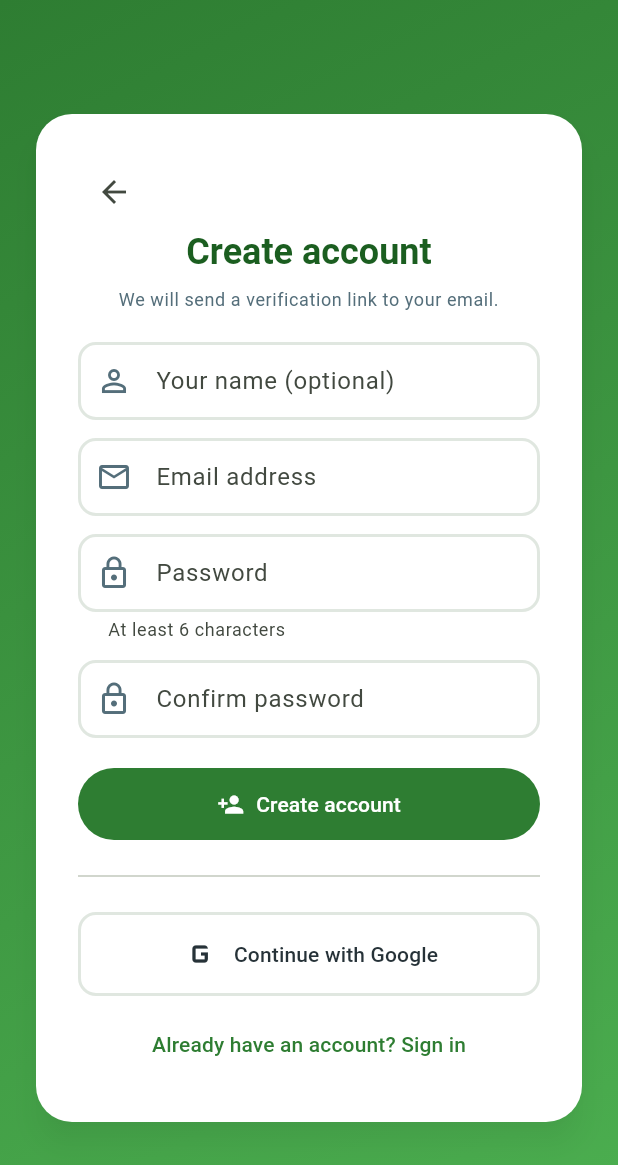
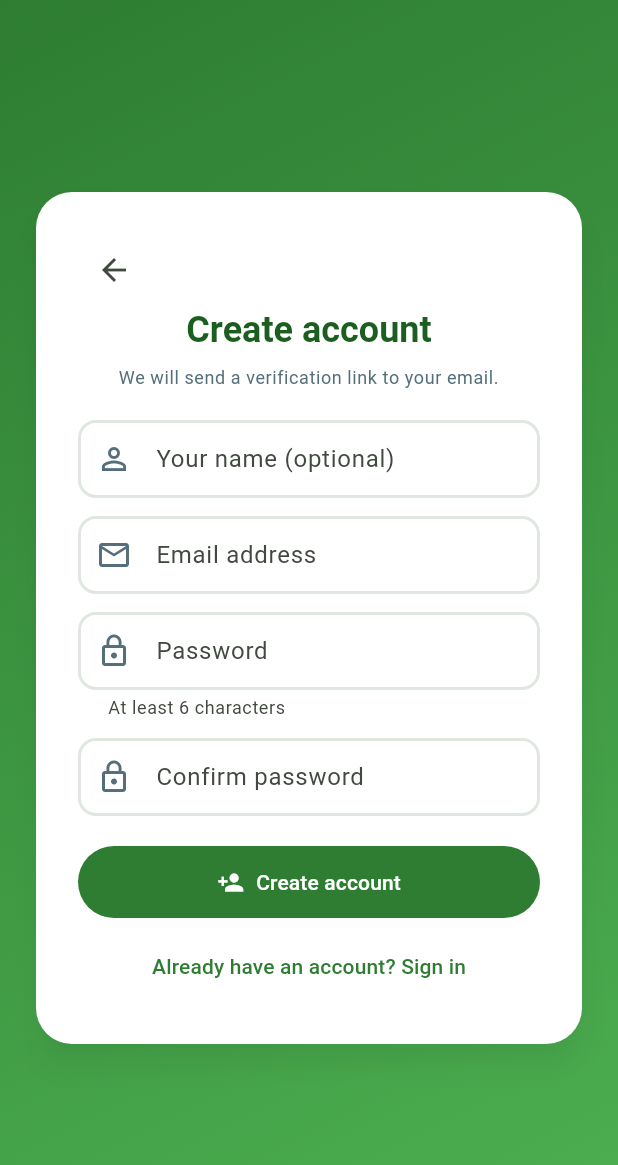
Before and after one commit to KelpyShades/cassava_guard, a Flutter app: the screen it shows after launch, after a tap on "Create a new account", on a phone screen of 412 x 824 dp. Shown: the top 1165 px of the screen. Run offline on Flutter 3.47's test engine with Material 3 defaults, Android fonts, the phone set to English and light mode, and no system bars; our stand-ins replace firebase_auth, firebase_core, google_sign_in, image_picker; accounts and stored records are empty.

Commit message:
chore: update Firebase dependencies, enhance scan result handling, and refactor Google sign-in logic

```diff
--- a/lib/main.dart
+++ b/lib/main.dart
@@ -12,28 +12,9 @@ import 'theme/app_theme.dart';
 
 Future<void> main() async {
   WidgetsFlutterBinding.ensureInitialized();
-  try {
-    await Firebase.initializeApp(options: DefaultFirebaseOptions.currentPlatform);
-    final startLoggedIn = FirebaseAuth.instance.currentUser != null;
-    runApp(CassavaGuardApp(startLoggedIn: startLoggedIn));
-  } catch (e, stackTrace) {
-    runApp(
-      MaterialApp(
-        home: Scaffold(
-          body: Center(
-            child: SingleChildScrollView(
-              padding: const EdgeInsets.all(20),
-              child: Text(
-                'Initialization Error:\n$e\n\n$stackTrace',
-                style: const TextStyle(color: Colors.red),
-                textDirection: TextDirection.ltr,
-              ),
-            ),
-          ),
-        ),
-      ),
-    );
-  }
+  await Firebase.initializeApp(options: DefaultFirebaseOptions.currentPlatform);
+  final startLoggedIn = FirebaseAuth.instance.currentUser != null;
+  runApp(CassavaGuardApp(startLoggedIn: startLoggedIn));
 }
 
 class CassavaGuardApp extends StatelessWidget {
--- a/lib/screens/create_account_screen.dart
+++ b/lib/screens/create_account_screen.dart
@@ -107,29 +107,29 @@ class _CreateAccountScreenState extends State<CreateAccountScreen> {
     }
   }
 
-  Future<void> _google() async {
-    setState(() => _busy = true);
-    try {
-      final cred = await FirebaseAuthService.signInWithGoogle();
-      if (!mounted) return;
-      if (cred == null) {
-        _toast('Google sign-in cancelled', color: Colors.orange);
-        return;
-      }
-      _toast('Signed in with Google', color: AppColors.primaryLight);
-      Navigator.pushReplacementNamed(context, '/dashboard');
-    } on FirebaseAuthException catch (e) {
-      if (mounted) {
-        _toast(_authErrorMessage(e), color: Colors.red.shade700);
-      }
-    } catch (e) {
-      if (mounted) {
-        _toast('Google sign-in failed: $e', color: Colors.red.shade700);
-      }
-    } finally {
-      if (mounted) setState(() => _busy = false);
-    }
-  }
+  // Future<void> _google() async {
+  //   setState(() => _busy = true);
+  //   try {
+  //     final cred = await FirebaseAuthService.signInWithGoogle();
+  //     if (!mounted) return;
+  //     if (cred == null) {
+  //       _toast('Google sign-in cancelled', color: Colors.orange);
+  //       return;
+  //     }
+  //     _toast('Signed in with Google', color: AppColors.primaryLight);
+  //     Navigator.pushReplacementNamed(context, '/dashboard');
+  //   } on FirebaseAuthException catch (e) {
+  //     if (mounted) {
+  //       _toast(_authErrorMessage(e), color: Colors.red.shade700);
+  //     }
+  //   } catch (e) {
+  //     if (mounted) {
+  //       _toast('Google sign-in failed: $e', color: Colors.red.shade700);
+  //     }
+  //   } finally {
+  //     if (mounted) setState(() => _busy = false);
+  //   }
+  // }
 
   @override
   Widget build(BuildContext context) {
@@ -259,15 +259,7 @@ class _CreateAccountScreenState extends State<CreateAccountScreen> {
                               backgroundColor: AppColors.primary,
                             ),
                           ),
-                          const Padding(
-                            padding: EdgeInsets.symmetric(vertical: 16),
-                            child: Divider(),
-                          ),
-                          OutlinedButton.icon(
-                            onPressed: _busy ? null : _google,
-                            icon: const Icon(Icons.g_mobiledata, size: 28),
-                            label: const Text('Continue with Google'),
-                          ),
+
                           const SizedBox(height: 8),
                           TextButton(
                             onPressed:
--- a/lib/screens/login_screen.dart
+++ b/lib/screens/login_screen.dart
@@ -95,29 +95,29 @@ class _LoginScreenState extends State<LoginScreen> {
     }
   }
 
-  Future<void> _google() async {
-    setState(() => _busy = true);
-    try {
-      final cred = await FirebaseAuthService.signInWithGoogle();
-      if (!mounted) return;
-      if (cred == null) {
-        _toast('Google sign-in cancelled', color: Colors.orange);
-        return;
-      }
-      _toast('Signed in with Google', color: AppColors.primaryLight);
-      await _goDashboard();
-    } on FirebaseAuthException catch (e) {
-      if (mounted) {
-        _toast(_authErrorMessage(e), color: Colors.red.shade700);
-      }
-    } catch (e) {
-      if (mounted) {
-        _toast('Google sign-in failed: $e', color: Colors.red.shade700);
-      }
-    } finally {
-      if (mounted) setState(() => _busy = false);
-    }
-  }
+  // Future<void> _google() async {
+  //   setState(() => _busy = true);
+  //   try {
+  //     final cred = await FirebaseAuthService.signInWithGoogle();
+  //     if (!mounted) return;
+  //     if (cred == null) {
+  //       _toast('Google sign-in cancelled', color: Colors.orange);
+  //       return;
+  //     }
+  //     _toast('Signed in with Google', color: AppColors.primaryLight);
+  //     await _goDashboard();
+  //   } on FirebaseAuthException catch (e) {
+  //     if (mounted) {
+  //       _toast(_authErrorMessage(e), color: Colors.red.shade700);
+  //     }
+  //   } catch (e) {
+  //     if (mounted) {
+  //       _toast('Google sign-in failed: $e', color: Colors.red.shade700);
+  //     }
+  //   } finally {
+  //     if (mounted) setState(() => _busy = false);
+  //   }
+  // }
 
   Future<void> _forgotPassword() async {
     final email = _email.text.trim();
@@ -257,18 +257,7 @@ class _LoginScreenState extends State<LoginScreen> {
                             label: const Text('Create a new account'),
                           ),
                         ),
-                        const Padding(
-                          padding: EdgeInsets.symmetric(vertical: 16),
-                          child: Divider(),
-                        ),
-                        SizedBox(
-                          width: double.infinity,
-                          child: OutlinedButton.icon(
-                            onPressed: _busy ? null : _google,
-                            icon: const Icon(Icons.g_mobiledata, size: 28),
-                            label: const Text('Sign in with Google'),
-                          ),
-                        ),
+
                         TextButton(
                           onPressed: _busy ? null : _forgotPassword,
                           child: const Text('Forgot password?'),
--- a/pubspec.yaml
+++ b/pubspec.yaml
@@ -35,8 +35,8 @@ dependencies:
   image_picker: ^1.1.2
   http: ^1.2.2
   http_parser: ^4.1.0
-  firebase_core: ^3.8.1
-  firebase_auth: ^5.3.4
+  firebase_core: ^3.15.1
+  firebase_auth: ^5.6.1
   google_sign_in: ^6.2.2
 
 dev_dependencies:
```
Also changed, not shown: lib/models/scan_models.dart (+119 -5 lines), lib/screens/history_screen.dart (+8 -12 lines), lib/screens/new_scan_screen.dart (+18 -4 lines), lib/services/cassava_api_service.dart (+42 -8 lines), lib/services/firebase_auth_service.dart (+6 -4 lines), lib/widgets/app_shell.dart (+12 -8 lines), lib/firebase_options.dart, pubspec.lock, 4 other files.
